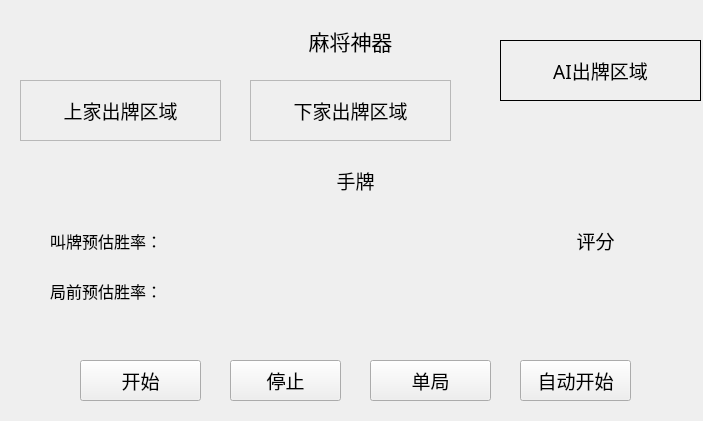
The window that hongzhong_paohuzi/MainWindow.ui (huangdecai/suanfa) describes before a commit, drawn with Qt 5.
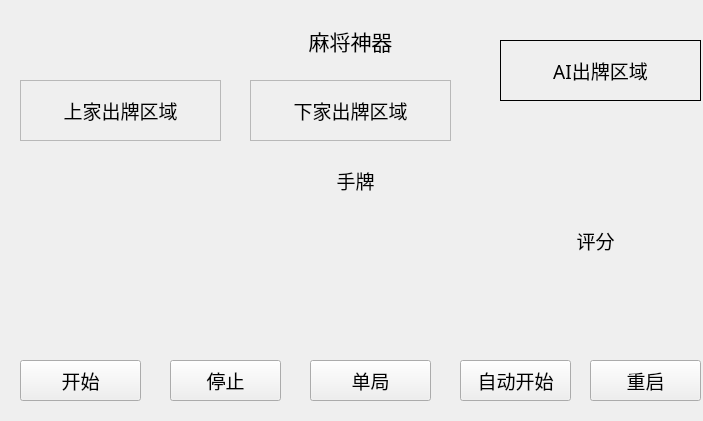
The same window after the commit.

Diff of the .ui file:
```diff
--- a/hongzhong_paohuzi/MainWindow.ui
+++ b/hongzhong_paohuzi/MainWindow.ui
@@ -53,7 +53,7 @@
   <widget class="QPushButton" name="InitCard">
    <property name="geometry">
     <rect>
-     <x>80</x>
+     <x>20</x>
      <y>360</y>
      <width>121</width>
      <height>41</height>
@@ -287,7 +287,7 @@
   <widget class="QPushButton" name="Stop">
    <property name="geometry">
     <rect>
-     <x>230</x>
+     <x>170</x>
      <y>360</y>
      <width>111</width>
      <height>41</height>
@@ -312,7 +312,7 @@
   <widget class="QPushButton" name="SwitchMode">
    <property name="geometry">
     <rect>
-     <x>370</x>
+     <x>310</x>
      <y>360</y>
      <width>121</width>
      <height>41</height>
@@ -337,7 +337,7 @@
   <widget class="QPushButton" name="AutoStart">
    <property name="geometry">
     <rect>
-     <x>520</x>
+     <x>460</x>
      <y>360</y>
      <width>111</width>
      <height>41</height>
@@ -359,48 +359,29 @@
     <string>自动开始</string>
    </property>
   </widget>
-  <widget class="QLabel" name="BidWinrate">
+  <widget class="QPushButton" name="reset_app">
    <property name="geometry">
     <rect>
-     <x>50</x>
-     <y>220</y>
-     <width>241</width>
+     <x>590</x>
+     <y>360</y>
+     <width>111</width>
      <height>41</height>
     </rect>
    </property>
    <property name="font">
     <font>
      <family>等线</family>
-     <pointsize>12</pointsize>
+     <pointsize>14</pointsize>
      <weight>50</weight>
      <italic>false</italic>
      <bold>false</bold>
     </font>
    </property>
-   <property name="text">
-    <string>叫牌预估胜率：</string>
+   <property name="styleSheet">
+    <string notr="true"/>
    </property>
-  </widget>
-  <widget class="QLabel" name="PreWinrate">
-   <property name="geometry">
-    <rect>
-     <x>50</x>
-     <y>270</y>
-     <width>241</width>
-     <height>41</height>
-    </rect>
-   </property>
-   <property name="font">
-    <font>
-     <family>等线</family>
-     <pointsize>12</pointsize>
-     <weight>50</weight>
-     <italic>false</italic>
-     <bold>false</bold>
-    </font>
-   </property>
    <property name="text">
-    <string>局前预估胜率：</string>
+    <string>重启</string>
    </property>
   </widget>
  </widget>
```
